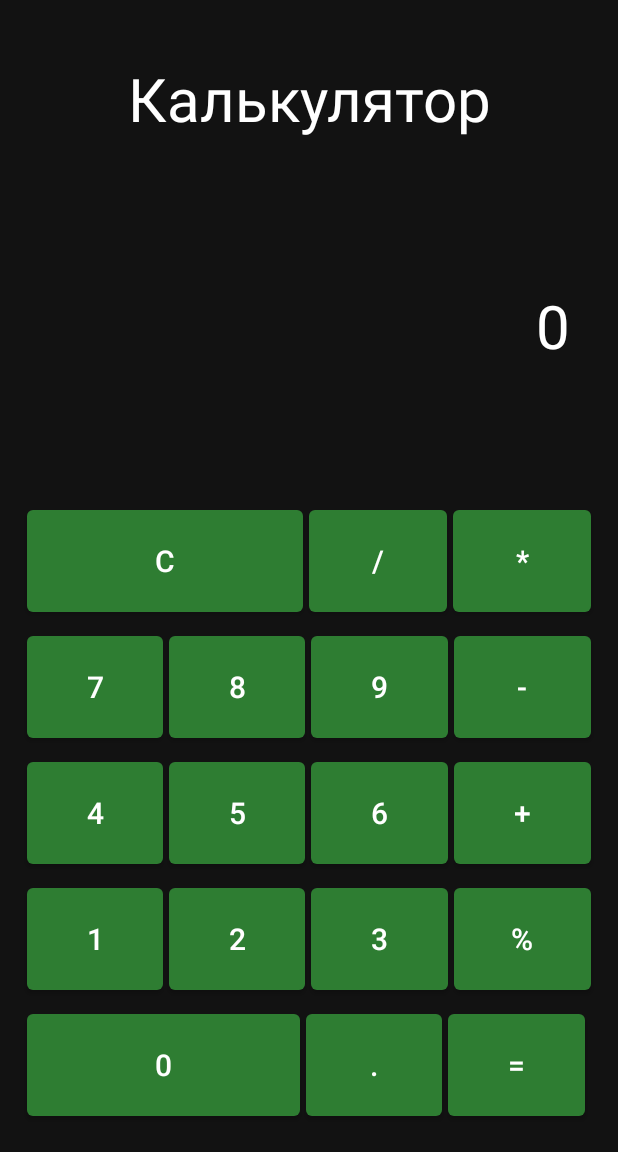
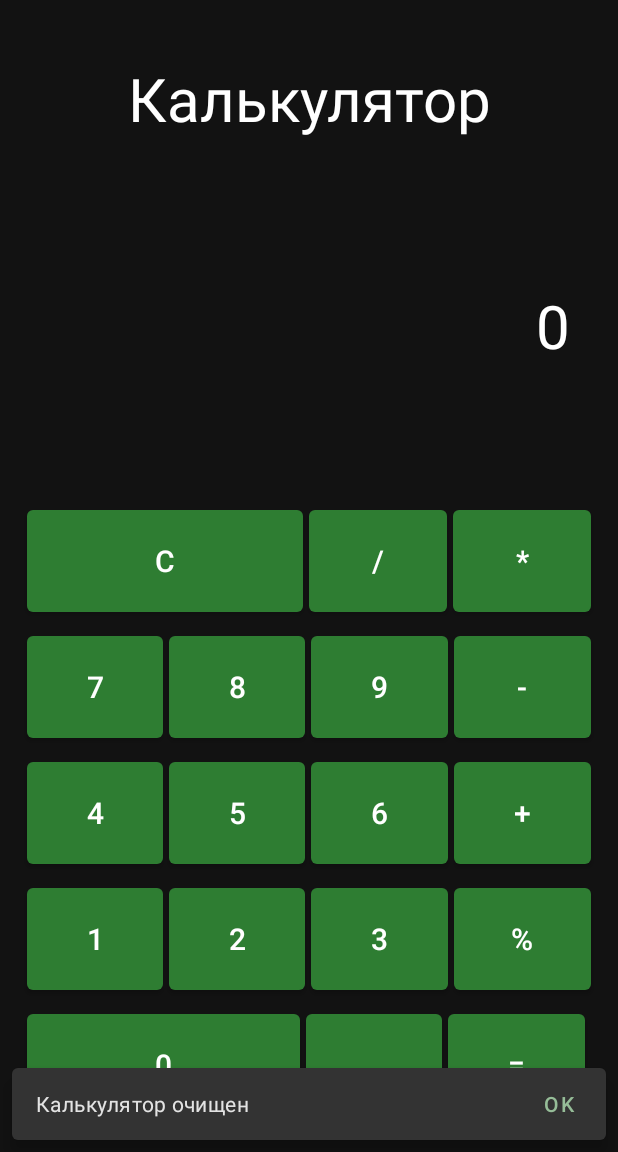
Before and after one commit to w0nny1st/Calculator2, an Android app: the screen it shows after launch (MainActivity), after a tap on an icon or button, on a phone screen of 412 x 824 dp, the part 84-1236 px from its top. Run offline under Robolectric (Android 15) with nearby library versions, the phone set to English and light mode, and no system bars.

Commit message:
Добавил сообщение об очистке в приложени.

```diff
--- a/app/src/main/java/com/example/calculator2/MainActivity.java
+++ b/app/src/main/java/com/example/calculator2/MainActivity.java
@@ -4,6 +4,7 @@ import static android.content.ContentValues.TAG;
 import android.content.res.Configuration;
 import android.os.Bundle;
 import android.util.Log;
+import android.view.View;
 import android.widget.TextView;
 import android.widget.Toast;
 import androidx.activity.EdgeToEdge;
@@ -15,6 +16,7 @@ import android.view.MenuItem;
 import androidx.drawerlayout.widget.DrawerLayout;
 import androidx.core.view.GravityCompat;
 import androidx.activity.OnBackPressedCallback;
+import com.google.android.material.snackbar.Snackbar;
 
 public class MainActivity extends AppCompatActivity {
 
@@ -231,7 +233,9 @@ public class MainActivity extends AppCompatActivity {
         resetOnNextInput = false;
         display2.setText(currentDisplayValue);
         Log.d(TAG, "Полный сброс калькулятора");
-    }
+
+    showSnackbar("Калькулятор очищен");
+}
 
     @Override
     protected void onSaveInstanceState(Bundle outState) {
@@ -267,4 +271,19 @@ public class MainActivity extends AppCompatActivity {
         Toast.makeText(getApplicationContext(), message, Toast.LENGTH_SHORT).show();
         Log.d(TAG, message);
     }
+    private void showSnackbar(String message) {
+        View rootView = findViewById(android.R.id.content);
+
+        Snackbar snackbar = Snackbar.make(rootView, message, Snackbar.LENGTH_SHORT);
+        snackbar.setAction("OK", new View.OnClickListener() {
+            @Override
+            public void onClick(View v) {
+                Log.d(TAG, "Snackbar action clicked");
+            }
+        });
+
+        snackbar.show();
+    }
+
+
 }
```
